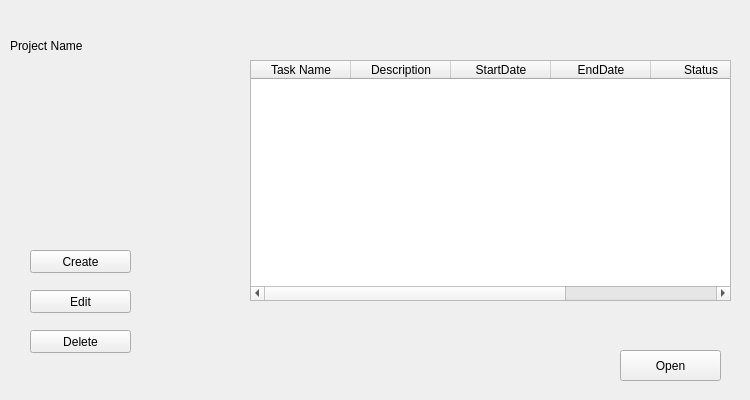
First picture: the form in task.ui, repository huzaifa112003/Project-Management-Systems, before the edit.
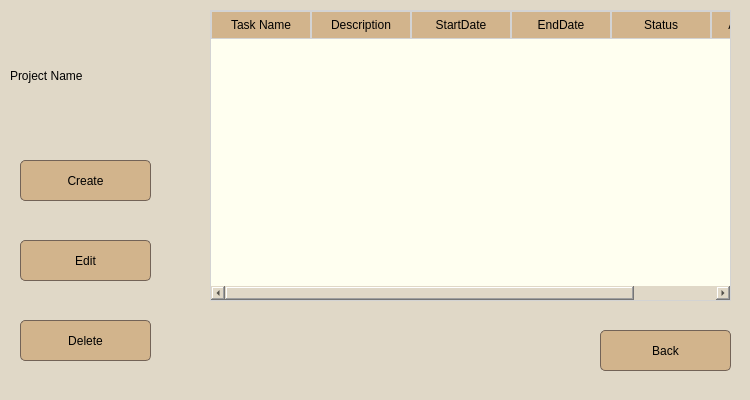
Second picture: the form after the edit.

Patch:
```diff
--- a/task.ui
+++ b/task.ui
@@ -13,17 +13,35 @@
   <property name="windowTitle">
    <string>Form</string>
   </property>
+  <property name="styleSheet">
+   <string notr="true">background-color: #e0d8c7;</string>
+  </property>
   <widget class="QPushButton" name="pushButton">
    <property name="geometry">
     <rect>
-     <x>30</x>
-     <y>250</y>
-     <width>101</width>
-     <height>23</height>
+     <x>20</x>
+     <y>160</y>
+     <width>131</width>
+     <height>41</height>
     </rect>
    </property>
    <property name="styleSheet">
-    <string notr="true">font: 10pt  &quot;Yu Gothic UI Semibold&quot;;
+    <string notr="true">#pushButton {
+    background-color: #D2B48C; 
+    color: #00000; 
+    padding: 10px 20px; 
+    border: 1px solid #736357; 
+    border-radius: 5px; 
+}
+
+#pushButton:hover {
+    background-color: #F1E0B6;
+}
+
+#pushButton:pressed {
+    background-color: #1f618d; 
+}
+
 </string>
    </property>
    <property name="text">
@@ -33,14 +51,30 @@
   <widget class="QPushButton" name="pushButton_2">
    <property name="geometry">
     <rect>
-     <x>30</x>
-     <y>330</y>
-     <width>101</width>
-     <height>23</height>
+     <x>20</x>
+     <y>320</y>
+     <width>131</width>
+     <height>41</height>
     </rect>
    </property>
    <property name="styleSheet">
-    <string notr="true">font: 10pt  &quot;Yu Gothic UI Semibold&quot;;
+    <string notr="true">#pushButton_2{
+    background-color: #D2B48C; 
+    color: #00000; 
+    padding: 10px 20px; 
+    border: 1px solid #736357; 
+    border-radius: 5px; 
+}
+
+#pushButton_2:hover {
+    background-color: #F1E0B6;
+}
+
+#pushButton_2:pressed {
+    background-color: #1f618d; 
+}
+
+
 </string>
    </property>
    <property name="text">
@@ -52,8 +86,8 @@
     <rect>
      <x>10</x>
      <y>20</y>
-     <width>221</width>
-     <height>51</height>
+     <width>181</width>
+     <height>111</height>
     </rect>
    </property>
    <property name="styleSheet">
@@ -64,34 +98,32 @@
     <string>Project Name</string>
    </property>
   </widget>
-  <widget class="QPushButton" name="pushButton_4">
-   <property name="geometry">
-    <rect>
-     <x>620</x>
-     <y>350</y>
-     <width>101</width>
-     <height>31</height>
-    </rect>
-   </property>
-   <property name="styleSheet">
-    <string notr="true">font: 10pt  &quot;Yu Gothic UI Semibold&quot;;
-</string>
-   </property>
-   <property name="text">
-    <string>Open</string>
-   </property>
-  </widget>
   <widget class="QPushButton" name="pushButton_3">
    <property name="geometry">
     <rect>
-     <x>30</x>
-     <y>290</y>
-     <width>101</width>
-     <height>23</height>
+     <x>20</x>
+     <y>240</y>
+     <width>131</width>
+     <height>41</height>
     </rect>
    </property>
    <property name="styleSheet">
-    <string notr="true">font: 10pt  &quot;Yu Gothic UI Semibold&quot;;
+    <string notr="true">#pushButton_3{
+    background-color: #D2B48C; 
+    color: #00000; 
+    padding: 10px 20px; 
+    border: 1px solid #736357; 
+    border-radius: 5px; 
+}
+
+#pushButton_3:hover {
+    background-color: #F1E0B6;
+}
+
+#pushButton_3:pressed {
+    background-color: #1f618d; 
+}
+
 </string>
    </property>
    <property name="text">
@@ -101,12 +133,77 @@
   <widget class="QTableWidget" name="tableWidget">
    <property name="geometry">
     <rect>
-     <x>250</x>
-     <y>60</y>
-     <width>481</width>
-     <height>241</height>
+     <x>210</x>
+     <y>10</y>
+     <width>521</width>
+     <height>291</height>
     </rect>
    </property>
+   <property name="styleSheet">
+    <string notr="true">QTableView {
+    background-color: #fffff0; 
+    border: 1px solid #d3d3d3; 
+}
+QHeaderView::section {
+    background-color: #D2B48C; 
+    color: black; 
+    padding: 4px;
+    border: 1px solid #d3d3d3; 
+}
+QTableView::item {
+    border-bottom: 1px solid #d3d3d3;
+}
+QTableView::item:selected {
+    background-color: #A9A9A9;
+}
+QTableView::item:hover {
+    background-color: #F1E0B6; 
+}
+QTableView {
+    font: 12pt &quot;Arial&quot;; 
+}
+
+QTableView::item {
+    text-align: center; 
+}
+QScrollBar:vertical {
+    border: 1px solid #ffffff; 
+    background: #fffff0; 
+    width: 10px;
+    margin: 0px 0px 0px 0px;
+}
+
+QScrollBar::handle:vertical {
+    background: #F1E0B6; 
+    min-height: 20px; 
+}
+QScrollBar:horizontal {
+    border: 1px solid #ffffff; 
+    background: #fffff0;
+    height: 10px; 
+    margin: 0px 0px 0px 0px;
+}
+
+QScrollBar::handle:horizontal {
+    background: #F1E0B6; 
+    min-width: 20px; 
+}
+
+QScrollBar::add-line:horizontal,
+QScrollBar::sub-line:horizontal {
+    border: none;
+    background: none; 
+}
+
+QScrollBar::add-page:horizontal,
+QScrollBar::sub-page:horizontal {
+    background: none; 
+}
+
+
+
+</string>
+   </property>
    <column>
     <property name="text">
      <string>Task Name</string>
@@ -138,6 +235,37 @@
     </property>
    </column>
   </widget>
+  <widget class="QPushButton" name="pushButton_5">
+   <property name="geometry">
+    <rect>
+     <x>600</x>
+     <y>330</y>
+     <width>131</width>
+     <height>41</height>
+    </rect>
+   </property>
+   <property name="styleSheet">
+    <string notr="true">#pushButton_5{
+    background-color: #D2B48C; /* Blue background color for the button */
+    color: #000000; /* White text color */
+    padding: 10px 20px; /* Add padding to the button */
+    border: 1px solid #736357; /* Border color */
+    border-radius: 5px; /* Slightly rounded corners */
+}
+
+#pushButton_5:hover {
+    background-color: #F1E0B6; /* Darker blue on hover */
+}
+
+#pushButton_5:pressed {
+    background-color: #1f618d; /* Even darker blue when pressed */
+}
+</string>
+   </property>
+   <property name="text">
+    <string>Back</string>
+   </property>
+  </widget>
  </widget>
  <resources/>
  <connections/>
```
